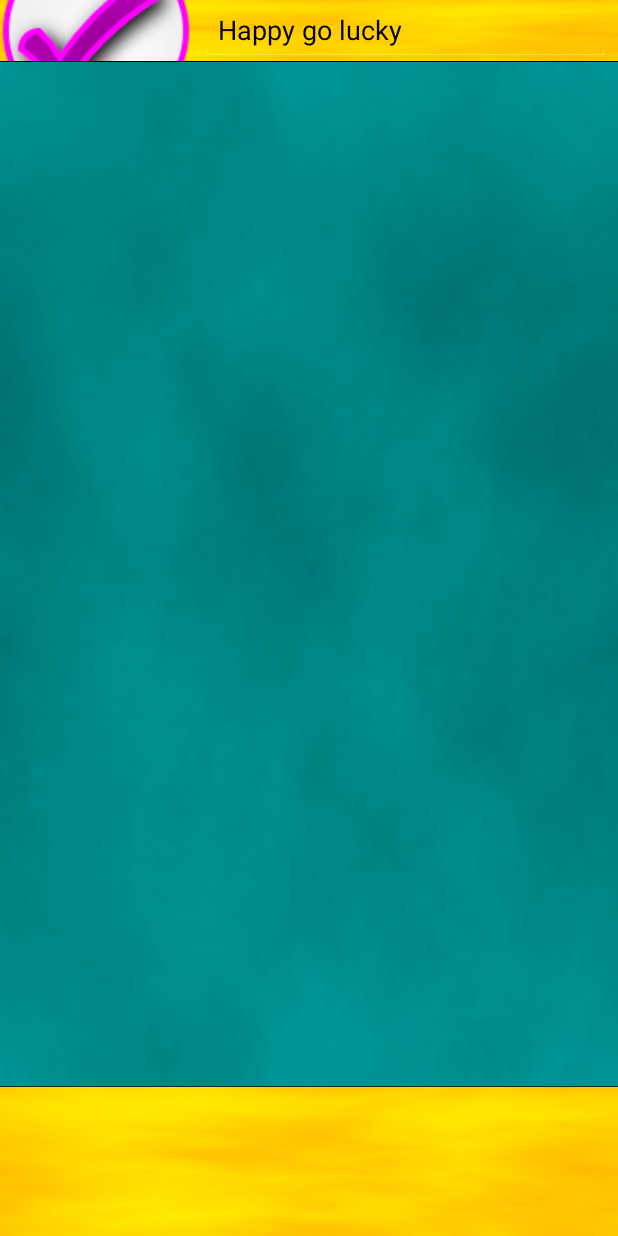
After one commit to xyandro/NeoPlayer, an Android app: the fragment VideosFragment shown on its own in the app's theme, on a phone screen of 412 x 824 dp. The commit adds this screen. Run offline under Robolectric (Android 15) with nearby library versions, the phone set to English and light mode, and no system bars; libraries missing offline, so code that uses them is left out: com.larvalabs.svgandroid; 3 statements that could not run were skipped.

Commit message:
Add videos screen

```diff
--- a/NeoRemote/app/src/main/java/neoplayer/neoremote/MainActivity.java
+++ b/NeoRemote/app/src/main/java/neoplayer/neoremote/MainActivity.java
@@ -75,6 +75,8 @@ public class MainActivity extends Activity {
 
         @Override
         public Fragment getItem(int position) {
+            if (position == 0)
+                return VideosFragment.create();
             return ScreenSlidePageFragment.create(position);
         }
 
--- /dev/null
+++ b/NeoRemote/app/src/main/java/neoplayer/neoremote/VideosFragment.java
@@ -0,0 +1,46 @@
+package neoplayer.neoremote;
+
+import android.app.Fragment;
+import android.graphics.drawable.Drawable;
+import android.os.Bundle;
+import android.util.Log;
+import android.view.LayoutInflater;
+import android.view.View;
+import android.view.ViewGroup;
+import android.widget.ImageButton;
+
+import com.larvalabs.svgandroid.SVG;
+import com.larvalabs.svgandroid.SVGBuilder;
+
+public class VideosFragment extends Fragment {
+    public static VideosFragment create() {
+        VideosFragment fragment = new VideosFragment();
+        return fragment;
+    }
+
+    public VideosFragment() {
+    }
+
+    @Override
+    public View onCreateView(LayoutInflater inflater, ViewGroup container,
+            Bundle savedInstanceState) {
+        ViewGroup rootView = (ViewGroup) inflater
+                .inflate(R.layout.fragment_videos, container, false);
+
+        SVG svg = new SVGBuilder()
+                .readFromResource(getResources(), R.raw.clear) // if svg in res/raw
+//                .readFromAsset(getAssets(), "somePicture.svg")           // if svg in assets
+                // .setWhiteMode(true) // draw fills in white, doesn't draw strokes
+                // .setColorSwap(0xFF008800, 0xFF33AAFF) // swap a single colour
+                // .setColorFilter(filter) // run through a colour filter
+                // .set[Stroke|Fill]ColorFilter(filter) // apply a colour filter to only the stroke or fill
+                .build();
+
+        Log.d("NeoRemote", (svg == null?"NULL":"NON"));
+        Drawable drawable = svg.getDrawable();
+        ImageButton button = rootView.findViewById(R.id.clearButton);
+        button.setImageDrawable(drawable);
+
+        return rootView;
+    }
+}
--- /dev/null
+++ b/NeoRemote/app/src/main/res/layout/fragment_videos.xml
@@ -0,0 +1,65 @@
+<?xml version="1.0" encoding="utf-8"?>
+<LinearLayout
+    android:layout_width="match_parent"
+    android:layout_height="match_parent"
+    android:orientation="vertical"
+    xmlns:android="http://schemas.android.com/apk/res/android">
+
+    <LinearLayout
+        android:layout_width="match_parent"
+        android:layout_height="0dp"
+        android:background="@drawable/yellow"
+        android:layout_weight="5"
+        android:orientation="horizontal">
+
+        <ImageButton
+            android:layout_width="wrap_content"
+            android:layout_height="match_parent"
+            android:src="@drawable/check"
+            android:background="@null"/>
+
+        <Space
+            android:layout_width="5dp"
+            android:layout_height="match_parent" />
+
+        <EditText
+            android:layout_width="match_parent"
+            android:layout_height="match_parent"
+            android:text="Happy go lucky"
+            android:layout_weight="1"
+            android:textColor="@android:color/black"/>
+
+        <Space
+            android:layout_width="5dp"
+            android:layout_height="match_parent" />
+
+        <ImageButton
+            android:id="@+id/clearButton"
+            android:layout_width="wrap_content"
+            android:layout_height="match_parent"
+            android:src="@drawable/clear"
+            android:background="@null"/>
+    </LinearLayout>
+
+    <LinearLayout
+        android:layout_width="match_parent"
+        android:layout_height="0dp"
+        android:layout_weight=".1"/>
+
+    <LinearLayout
+        android:layout_width="match_parent"
+        android:layout_height="0dp"
+        android:background="@drawable/teal"
+        android:layout_weight="82.8"/>
+
+    <LinearLayout
+        android:layout_width="match_parent"
+        android:layout_height="0dp"
+        android:layout_weight=".1"/>
+
+    <LinearLayout
+        android:layout_width="match_parent"
+        android:layout_height="0dp"
+        android:background="@drawable/yellow"
+        android:layout_weight="12"/>
+</LinearLayout>
```
Also changed, not shown: NeoRemote/app/src/main/res/drawable/back.png (added), NeoRemote/app/src/main/res/drawable/back30.png (added), NeoRemote/app/src/main/res/drawable/back5.png (added), NeoRemote/app/src/main/res/drawable/check.png (added), NeoRemote/app/src/main/res/drawable/clear.png (added), NeoRemote/app/src/main/res/drawable/forward.png (added), NeoRemote/app/src/main/res/drawable/forward30.png (added), NeoRemote/app/src/main/res/drawable/forward5.png (added), NeoRemote/app/src/main/res/drawable/pause.png (added), NeoRemote/app/src/main/res/drawable/play.png (added), NeoRemote/app/src/main/res/drawable/teal.png (added), NeoRemote/app/src/main/res/drawable/uncheck.png (added), NeoRemote/app/src/main/res/drawable/yellow.png (added).
